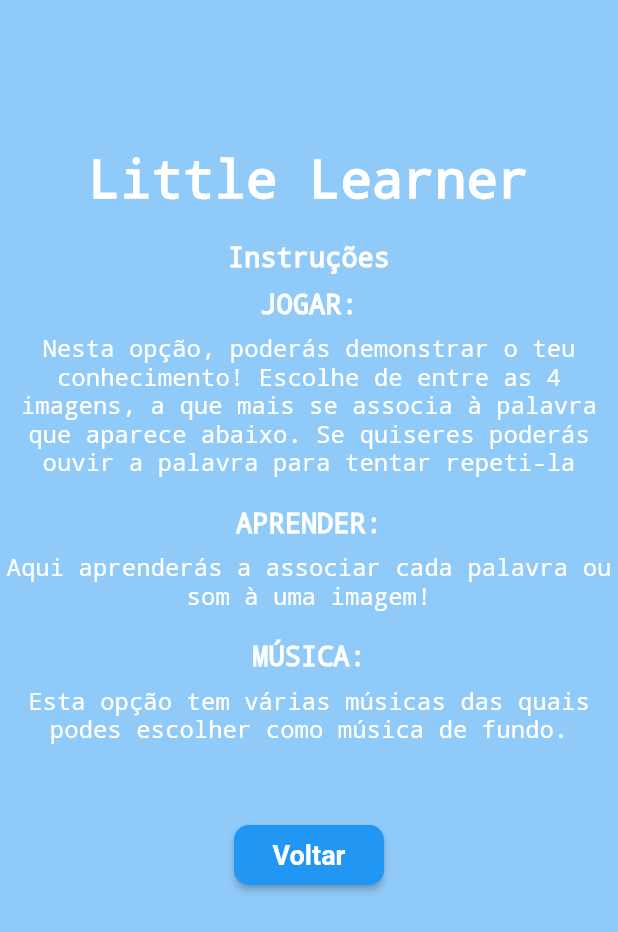
After one commit to DiogoF17/SAM, a Flutter app: the screen it shows after launch, after a tap on "Instruções", on a phone screen of 412 x 824 dp. The commit adds this screen. Shown: the top 932 px of the screen. Run offline on Flutter 3.47's test engine with Material 2 defaults, Android fonts, the phone set to English and light mode, and no system bars; our stand-ins replace audioplayers, firebase_core, firebase_database, flutter_tts, youtube_player_flutter; accounts and stored records are empty.

Commit message:
added instructions page

```diff
--- a/app/lib/pages/home.dart
+++ b/app/lib/pages/home.dart
@@ -6,9 +6,11 @@ import "../utils/backgroundMusicController.dart";
 import 'package:app/pages/loadingScreen.dart';
 import 'package:app/pages/credits.dart';
 import 'package:app/pages/musics.dart';
+import 'package:app/pages/instructions.dart';
 
 import 'package:app/loadAction/loadActionForPlayCategories.dart';
 import 'package:app/loadAction/loadActionForLearnCategories.dart';
+
 
 class HomePage extends StatelessWidget {
   final BackgroundMusicController backgroundMusicController;
@@ -26,6 +28,10 @@ class HomePage extends StatelessWidget {
           children: <Widget>[
             getTitle(),
             const SizedBox(height: 40.0),
+            getButton("Instruções", 150.0,
+                action: () => {
+                  nextPage(context, InstructionsPage(backgroundMusicController))
+                }),
             getButton("Jogar", 150.0,
                 action: () => {
                       nextPage(
--- /dev/null
+++ b/app/lib/pages/instructions.dart
@@ -0,0 +1,47 @@
+import 'package:flutter/material.dart';
+
+import "../utils/utils.dart";
+import "../utils/backgroundMusicController.dart";
+
+class InstructionsPage extends StatelessWidget {
+  BackgroundMusicController backgroundMusicController;
+
+  InstructionsPage(this.backgroundMusicController, {Key? key}) : super(key: key);
+
+  @override
+  Widget build(BuildContext context) {
+    backgroundMusicController.play();
+    return Container(
+        color: getAppThemeColor(),
+        child: Column(children: <Widget>[
+          const SizedBox(height: 100.0),
+          getTitle(),
+
+          const SizedBox(height: 20.0),
+          getPersonalizedText("Instruções"),
+
+          const SizedBox(height: 10.0),
+          getPersonalizedText("JOGAR:"),
+
+          const SizedBox(height: 10.0),
+          getPersonalizedText2("Nesta opção, poderás demonstrar o teu conhecimento! "
+              "Escolhe de entre as 4 imagens, a que mais se associa à palavra que aparece abaixo. "
+              "Se quiseres poderás ouvir a palavra para tentar repeti-la"),
+
+          const SizedBox(height: 20.0),
+          getPersonalizedText("APRENDER:"),
+
+          const SizedBox(height: 10.0),
+          getPersonalizedText2("Aqui aprenderás a associar cada palavra ou som à uma imagem!"),
+
+          const SizedBox(height: 20.0),
+          getPersonalizedText("MÚSICA:"),
+
+          const SizedBox(height: 10.0),
+          getPersonalizedText2("Esta opção tem várias músicas das quais podes escolher como música de fundo."),
+
+          const SizedBox(height: 50.0),
+          getButton("Voltar", 100.0, action: () => {previousPage(context)}),
+        ]));
+  }
+}
--- a/app/lib/utils/utils.dart
+++ b/app/lib/utils/utils.dart
@@ -37,6 +37,17 @@ Widget getButton(String name, double width, {action}) {
           minimumSize: Size(width, 40),
           shape: RoundedRectangleBorder(
               borderRadius: BorderRadius.circular(buttonRadius))));
+}
+
+Widget getPersonalizedText2(String text,
+    {alignment = TextAlign.center, fontSize = 16.0}) {
+  return Text(text,
+      textAlign: alignment,
+      style: TextStyle(
+          decoration: TextDecoration.none,
+          fontWeight: FontWeight.normal,
+          color: Colors.white,
+          fontSize: fontSize));
 }
 
 Widget getPersonalizedText(String text,
```
Also changed, not shown: app/pubspec.lock, 2 other files.
